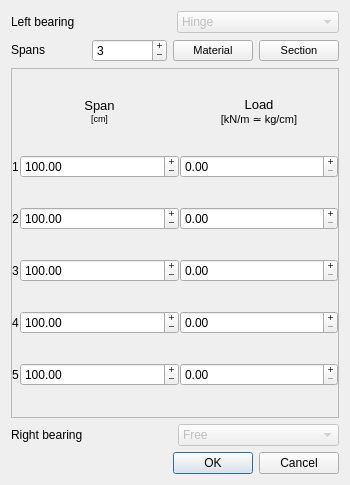
tybor/monodes, file trussdialog.ui: the form before one commit.
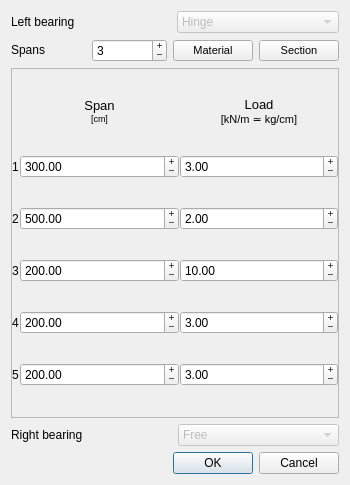
The form after the commit.

Diff of the .ui file:
```diff
--- a/trussdialog.ui
+++ b/trussdialog.ui
@@ -138,8 +138,8 @@
        <rect>
         <x>0</x>
         <y>0</y>
-        <width>330</width>
-        <height>327</height>
+        <width>328</width>
+        <height>328</height>
        </rect>
       </property>
       <layout class="QGridLayout" name="gridLayout" columnstretch="0,1,1">
@@ -213,7 +213,7 @@
           <double>10000.000000000000000</double>
          </property>
          <property name="value">
-          <double>100.000000000000000</double>
+          <double>300.000000000000000</double>
          </property>
         </widget>
        </item>
@@ -225,6 +225,9 @@
          <property name="accelerated">
           <bool>true</bool>
          </property>
+         <property name="value">
+          <double>3.000000000000000</double>
+         </property>
         </widget>
        </item>
        <item row="2" column="0">
@@ -252,7 +255,7 @@
           <double>10000.000000000000000</double>
          </property>
          <property name="value">
-          <double>100.000000000000000</double>
+          <double>500.000000000000000</double>
          </property>
         </widget>
        </item>
@@ -264,6 +267,9 @@
          <property name="accelerated">
           <bool>true</bool>
          </property>
+         <property name="value">
+          <double>2.000000000000000</double>
+         </property>
         </widget>
        </item>
        <item row="3" column="0">
@@ -291,7 +297,7 @@
           <double>10000.000000000000000</double>
          </property>
          <property name="value">
-          <double>100.000000000000000</double>
+          <double>200.000000000000000</double>
          </property>
         </widget>
        </item>
@@ -303,6 +309,9 @@
          <property name="accelerated">
           <bool>true</bool>
          </property>
+         <property name="value">
+          <double>10.000000000000000</double>
+         </property>
         </widget>
        </item>
        <item row="4" column="0">
@@ -330,7 +339,7 @@
           <double>10000.000000000000000</double>
          </property>
          <property name="value">
-          <double>100.000000000000000</double>
+          <double>200.000000000000000</double>
          </property>
         </widget>
        </item>
@@ -342,6 +351,9 @@
          <property name="accelerated">
           <bool>true</bool>
          </property>
+         <property name="value">
+          <double>3.000000000000000</double>
+         </property>
         </widget>
        </item>
        <item row="5" column="0">
@@ -369,7 +381,7 @@
           <double>10000.000000000000000</double>
          </property>
          <property name="value">
-          <double>100.000000000000000</double>
+          <double>200.000000000000000</double>
          </property>
         </widget>
        </item>
@@ -381,6 +393,9 @@
          <property name="accelerated">
           <bool>true</bool>
          </property>
+         <property name="value">
+          <double>3.000000000000000</double>
+         </property>
         </widget>
        </item>
       </layout>
```
